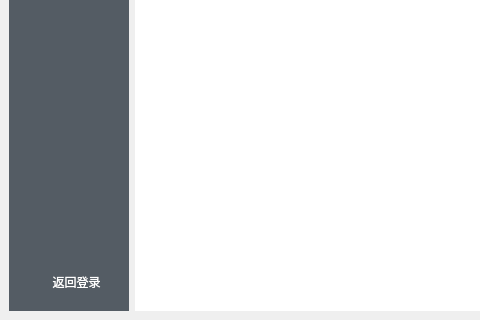
Above: bookmgr/cell/cell_main.ui from ZF-Xie/book-manager before the change; both pictures show x 0 to 480 and y 280 to 600 of the 794 by 600 pixel window. Below: the same form after it.
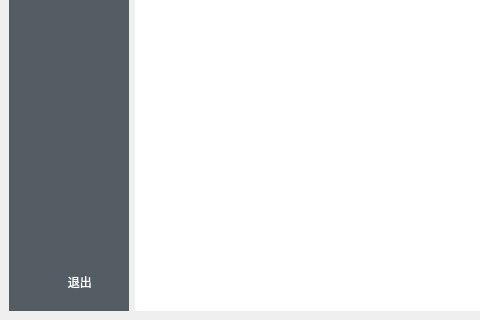
That is the form after the change. Icons and pictures are not drawn.

Patch:
```diff
--- a/bookmgr/cell/cell_main.ui
+++ b/bookmgr/cell/cell_main.ui
@@ -139,7 +139,7 @@
           </sizepolicy>
          </property>
          <property name="text">
-          <string> 返回登录</string>
+          <string>   退出</string>
          </property>
          <property name="icon">
           <iconset>
```
Left out of the diff: 33 changed lines with no effect on the pictures.
